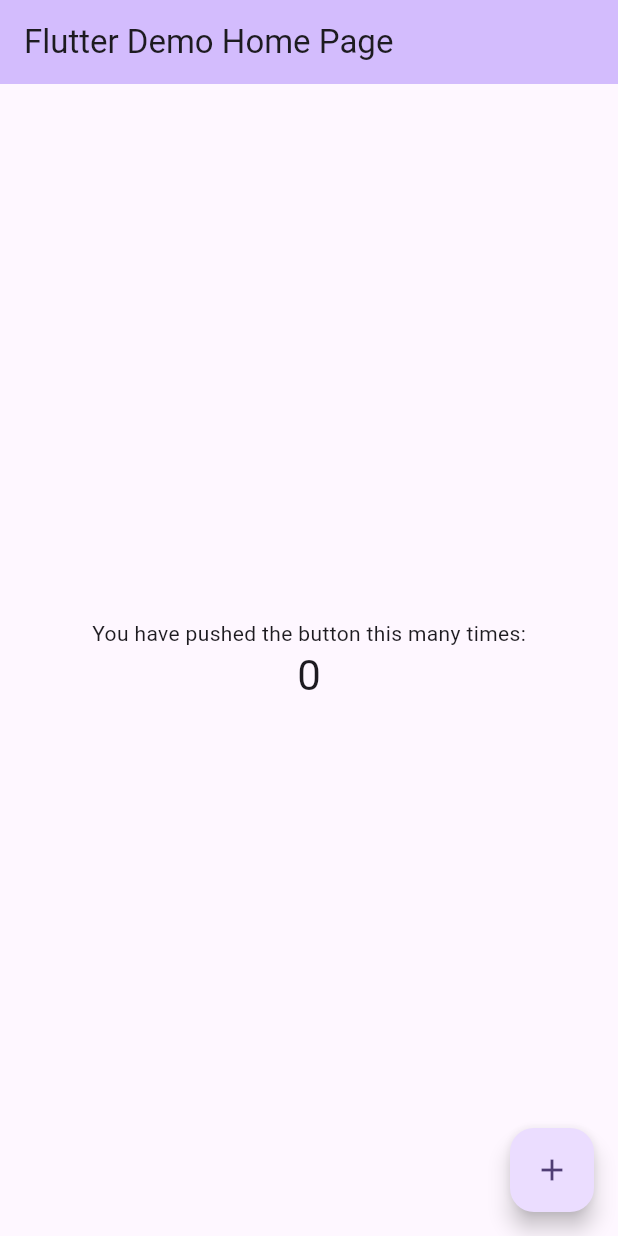
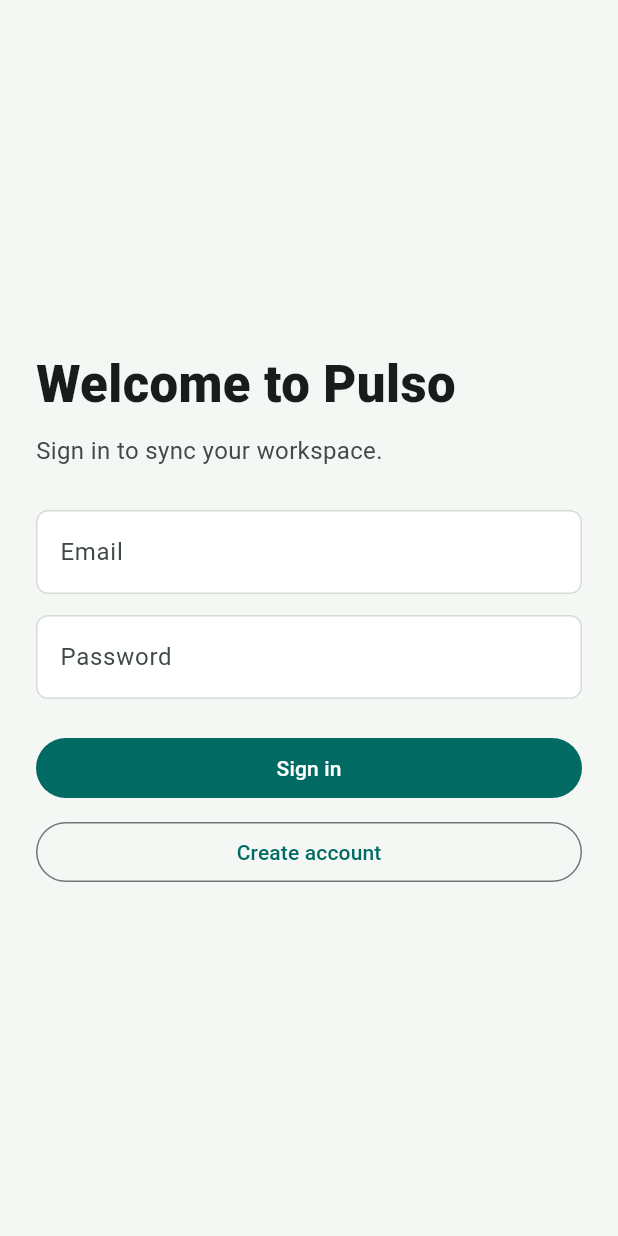
Before and after one commit to jayraldtajanlangit/Pulso, a Flutter app: the screen it shows after launch, on a phone screen of 412 x 824 dp. Run offline on Flutter 3.47's test engine with Material 3 defaults, Android fonts, the phone set to English and light mode, and no system bars; our stand-ins replace flutter_riverpod, supabase_flutter; accounts and stored records are empty.

Commit message:
feat: add Supabase auth flow

```diff
--- /dev/null
+++ b/lib/auth/auth_repository.dart
@@ -0,0 +1,58 @@
+import 'package:supabase_flutter/supabase_flutter.dart';
+
+class AppAuthSession {
+  const AppAuthSession({required this.userId, required this.email});
+
+  final String userId;
+  final String? email;
+}
+
+abstract class AuthRepository {
+  AppAuthSession? get currentSession;
+
+  Stream<AppAuthSession?> get authStateChanges;
+
+  Future<void> signIn({required String email, required String password});
+
+  Future<void> signUp({required String email, required String password});
+
+  Future<void> signOut();
+}
+
+class SupabaseAuthRepository implements AuthRepository {
+  const SupabaseAuthRepository(this._client);
+
+  final SupabaseClient _client;
+
+  @override
+  AppAuthSession? get currentSession =>
+      _mapSession(_client.auth.currentSession);
+
+  @override
+  Stream<AppAuthSession?> get authStateChanges =>
+      _client.auth.onAuthStateChange.map((state) => _mapSession(state.session));
+
+  @override
+  Future<void> signIn({required String email, required String password}) async {
+    await _client.auth.signInWithPassword(email: email, password: password);
+  }
+
+  @override
+  Future<void> signOut() {
+    return _client.auth.signOut();
+  }
+
+  @override
+  Future<void> signUp({required String email, required String password}) async {
+    await _client.auth.signUp(email: email, password: password);
+  }
+
+  AppAuthSession? _mapSession(Session? session) {
+    final user = session?.user;
+    if (user == null) {
+      return null;
+    }
+
+    return AppAuthSession(userId: user.id, email: user.email);
+  }
+}
--- a/lib/main.dart
+++ b/lib/main.dart
@@ -1,126 +1,257 @@
 import 'package:flutter/material.dart';
+import 'package:flutter_riverpod/flutter_riverpod.dart';
 
+import 'providers/auth_providers.dart';
 import 'supabase_config.dart';
 
 Future<void> main() async {
   WidgetsFlutterBinding.ensureInitialized();
   await initializeSupabase();
-  runApp(const MyApp());
+  runApp(const ProviderScope(child: MyApp()));
+}
+
+class AuthKeys {
+  static const emailField = Key('auth_email_field');
+  static const passwordField = Key('auth_password_field');
 }
 
 class MyApp extends StatelessWidget {
   const MyApp({super.key});
 
-  // This widget is the root of your application.
   @override
   Widget build(BuildContext context) {
     return MaterialApp(
-      title: 'Flutter Demo',
+      title: 'Pulso',
+      debugShowCheckedModeBanner: false,
       theme: ThemeData(
-        // This is the theme of your application.
-        //
-        // TRY THIS: Try running your application with "flutter run". You'll see
-        // the application has a purple toolbar. Then, without quitting the app,
-        // try changing the seedColor in the colorScheme below to Colors.green
-        // and then invoke "hot reload" (save your changes or press the "hot
-        // reload" button in a Flutter-supported IDE, or press "r" if you used
-        // the command line to start the app).
-        //
-        // Notice that the counter didn't reset back to zero; the application
-        // state is not lost during the reload. To reset the state, use hot
-        // restart instead.
-        //
-        // This works for code too, not just values: Most code changes can be
-        // tested with just a hot reload.
-        colorScheme: .fromSeed(seedColor: Colors.deepPurple),
+        colorScheme: ColorScheme.fromSeed(
+          seedColor: const Color(0xFF0F766E),
+          brightness: Brightness.light,
+        ),
+        scaffoldBackgroundColor: const Color(0xFFF5F7F4),
+        inputDecorationTheme: InputDecorationTheme(
+          filled: true,
+          fillColor: Colors.white,
+          border: OutlineInputBorder(
+            borderRadius: BorderRadius.circular(8),
+            borderSide: const BorderSide(color: Color(0xFFD4DDD7)),
+          ),
+          enabledBorder: OutlineInputBorder(
+            borderRadius: BorderRadius.circular(8),
+            borderSide: const BorderSide(color: Color(0xFFD4DDD7)),
+          ),
+        ),
       ),
-      home: const MyHomePage(title: 'Flutter Demo Home Page'),
+      home: const AuthGate(),
     );
   }
 }
 
-class MyHomePage extends StatefulWidget {
-  const MyHomePage({super.key, required this.title});
-
-  // This widget is the home page of your application. It is stateful, meaning
-  // that it has a State object (defined below) that contains fields that affect
-  // how it looks.
-
-  // This class is the configuration for the state. It holds the values (in this
-  // case the title) provided by the parent (in this case the App widget) and
-  // used by the build method of the State. Fields in a Widget subclass are
-  // always marked "final".
-
-  final String title;
+class AuthGate extends ConsumerWidget {
+  const AuthGate({super.key});
 
   @override
-  State<MyHomePage> createState() => _MyHomePageState();
+  Widget build(BuildContext context, WidgetRef ref) {
+    final authState = ref.watch(authControllerProvider);
+
+    if (!authState.isConfigured) {
+      return const SupabaseConfigScreen();
+    }
+
+    if (authState.isSignedIn) {
+      return const AccountScreen();
+    }
+
+    return const AuthScreen();
+  }
 }
 
-class _MyHomePageState extends State<MyHomePage> {
-  int _counter = 0;
+class SupabaseConfigScreen extends StatelessWidget {
+  const SupabaseConfigScreen({super.key});
 
-  void _incrementCounter() {
-    setState(() {
-      // This call to setState tells the Flutter framework that something has
-      // changed in this State, which causes it to rerun the build method below
-      // so that the display can reflect the updated values. If we changed
-      // _counter without calling setState(), then the build method would not be
-      // called again, and so nothing would appear to happen.
-      _counter++;
-    });
+  @override
+  Widget build(BuildContext context) {
+    return const Scaffold(
+      body: SafeArea(
+        child: Center(
+          child: Padding(
+            padding: EdgeInsets.all(24),
+            child: Column(
+              mainAxisSize: MainAxisSize.min,
+              crossAxisAlignment: CrossAxisAlignment.start,
+              children: [
+                Text(
+                  'Connect Supabase',
+                  style: TextStyle(fontSize: 32, fontWeight: FontWeight.w700),
+                ),
+                SizedBox(height: 12),
+                Text(
+                  'Run the app with SUPABASE_URL and '
+                  'SUPABASE_PUBLISHABLE_KEY dart defines to enable auth.',
+                ),
+              ],
+            ),
+          ),
+        ),
+      ),
+    );
+  }
+}
+
+class AuthScreen extends ConsumerStatefulWidget {
+  const AuthScreen({super.key});
+
+  @override
+  ConsumerState<AuthScreen> createState() => _AuthScreenState();
+}
+
+class _AuthScreenState extends ConsumerState<AuthScreen> {
+  final _emailController = TextEditingController();
+  final _passwordController = TextEditingController();
+
+  @override
+  void dispose() {
+    _emailController.dispose();
+    _passwordController.dispose();
+    super.dispose();
   }
 
   @override
   Widget build(BuildContext context) {
-    // This method is rerun every time setState is called, for instance as done
-    // by the _incrementCounter method above.
-    //
-    // The Flutter framework has been optimized to make rerunning build methods
-    // fast, so that you can just rebuild anything that needs updating rather
-    // than having to individually change instances of widgets.
+    final state = ref.watch(authControllerProvider);
+    final controller = ref.read(authControllerProvider.notifier);
+
     return Scaffold(
-      appBar: AppBar(
-        // TRY THIS: Try changing the color here to a specific color (to
-        // Colors.amber, perhaps?) and trigger a hot reload to see the AppBar
-        // change color while the other colors stay the same.
-        backgroundColor: Theme.of(context).colorScheme.inversePrimary,
-        // Here we take the value from the MyHomePage object that was created by
-        // the App.build method, and use it to set our appbar title.
-        title: Text(widget.title),
-      ),
-      body: Center(
-        // Center is a layout widget. It takes a single child and positions it
-        // in the middle of the parent.
-        child: Column(
-          // Column is also a layout widget. It takes a list of children and
-          // arranges them vertically. By default, it sizes itself to fit its
-          // children horizontally, and tries to be as tall as its parent.
-          //
-          // Column has various properties to control how it sizes itself and
-          // how it positions its children. Here we use mainAxisAlignment to
-          // center the children vertically; the main axis here is the vertical
-          // axis because Columns are vertical (the cross axis would be
-          // horizontal).
-          //
-          // TRY THIS: Invoke "debug painting" (choose the "Toggle Debug Paint"
-          // action in the IDE, or press "p" in the console), to see the
-          // wireframe for each widget.
-          mainAxisAlignment: .center,
-          children: [
-            const Text('You have pushed the button this many times:'),
-            Text(
-              '$_counter',
-              style: Theme.of(context).textTheme.headlineMedium,
+      body: SafeArea(
+        child: Center(
+          child: SingleChildScrollView(
+            padding: const EdgeInsets.all(24),
+            child: ConstrainedBox(
+              constraints: const BoxConstraints(maxWidth: 440),
+              child: Column(
+                crossAxisAlignment: CrossAxisAlignment.stretch,
+                children: [
+                  const Text(
+                    'Welcome to Pulso',
+                    style: TextStyle(fontSize: 34, fontWeight: FontWeight.w800),
+                  ),
+                  const SizedBox(height: 8),
+                  Text(
+                    'Sign in to sync your workspace.',
+                    style: TextStyle(
+                      color: Theme.of(context).colorScheme.onSurfaceVariant,
+                      fontSize: 16,
+                    ),
+                  ),
+                  const SizedBox(height: 28),
+                  TextField(
+                    key: AuthKeys.emailField,
+                    controller: _emailController,
+                    keyboardType: TextInputType.emailAddress,
+                    textInputAction: TextInputAction.next,
+                    decoration: const InputDecoration(labelText: 'Email'),
+                  ),
+                  const SizedBox(height: 14),
+                  TextField(
+                    key: AuthKeys.passwordField,
+                    controller: _passwordController,
+                    obscureText: true,
+                    decoration: const InputDecoration(labelText: 'Password'),
+                  ),
+                  if (state.errorMessage != null) ...[
+                    const SizedBox(height: 14),
+                    _StatusText(message: state.errorMessage!, isError: true),
+                  ],
+                  if (state.infoMessage != null) ...[
+                    const SizedBox(height: 14),
+                    _StatusText(message: state.infoMessage!, isError: false),
+                  ],
+                  const SizedBox(height: 22),
+                  FilledButton(
+                    onPressed: state.isLoading
+                        ? null
+                        : () => controller.signIn(
+                            email: _emailController.text,
+                            password: _passwordController.text,
+                          ),
+                    child: Text(state.isLoading ? 'Working...' : 'Sign in'),
+                  ),
+                  const SizedBox(height: 8),
+                  OutlinedButton(
+                    onPressed: state.isLoading
+                        ? null
+                        : () => controller.signUp(
+                            email: _emailController.text,
+                            password: _passwordController.text,
+                          ),
+                    child: const Text('Create account'),
+                  ),
+                ],
+              ),
             ),
-          ],
+          ),
         ),
-      ),
-      floatingActionButton: FloatingActionButton(
-        onPressed: _incrementCounter,
-        tooltip: 'Increment',
-        child: const Icon(Icons.add),
       ),
     );
   }
 }
+
+class AccountScreen extends ConsumerWidget {
+  const AccountScreen({super.key});
+
+  @override
+  Widget build(BuildContext context, WidgetRef ref) {
+    final state = ref.watch(authControllerProvider);
+    final email = state.session?.email ?? 'Signed-in user';
+
+    return Scaffold(
+      appBar: AppBar(title: const Text('Pulso')),
+      body: SafeArea(
+        child: Center(
+          child: Padding(
+            padding: const EdgeInsets.all(24),
+            child: Column(
+              mainAxisSize: MainAxisSize.min,
+              children: [
+                const Text(
+                  'You are signed in',
+                  style: TextStyle(fontSize: 28, fontWeight: FontWeight.w700),
+                ),
+                const SizedBox(height: 8),
+                Text(email),
+                const SizedBox(height: 22),
+                FilledButton.tonal(
+                  onPressed: state.isLoading
+                      ? null
+                      : () =>
+                            ref.read(authControllerProvider.notifier).signOut(),
+                  child: const Text('Sign out'),
+                ),
+              ],
+            ),
+          ),
+        ),
+      ),
+    );
+  }
+}
+
+class _StatusText extends StatelessWidget {
+  const _StatusText({required this.message, required this.isError});
+
+  final String message;
+  final bool isError;
+
+  @override
+  Widget build(BuildContext context) {
+    return Text(
+      message,
+      style: TextStyle(
+        color: isError
+            ? Theme.of(context).colorScheme.error
+            : Theme.of(context).colorScheme.primary,
+        fontWeight: FontWeight.w600,
+      ),
+    );
+  }
+}
--- /dev/null
+++ b/lib/providers/auth_providers.dart
@@ -0,0 +1,14 @@
+import 'package:flutter_riverpod/flutter_riverpod.dart';
+
+import '../auth/auth_controller.dart';
+import '../auth/auth_repository.dart';
+import 'supabase_providers.dart';
+
+final authRepositoryProvider = Provider<AuthRepository?>((ref) {
+  final client = ref.watch(supabaseClientProvider);
+  return client == null ? null : SupabaseAuthRepository(client);
+});
+
+final authControllerProvider = NotifierProvider<AuthController, AuthState>(
+  AuthController.new,
+);
--- a/pubspec.yaml
+++ b/pubspec.yaml
@@ -35,6 +35,7 @@
   # Use with the CupertinoIcons class for iOS style icons.
   cupertino_icons: ^1.0.8
   supabase_flutter: ^2.12.4
+  flutter_riverpod: ^3.3.1
 
 dev_dependencies:
   flutter_test:
```
Also changed, not shown: lib/auth/auth_controller.dart (added, +163 -0 lines), lib/providers/supabase_providers.dart (added, +17 -0 lines), pubspec.lock, 3 other files.
